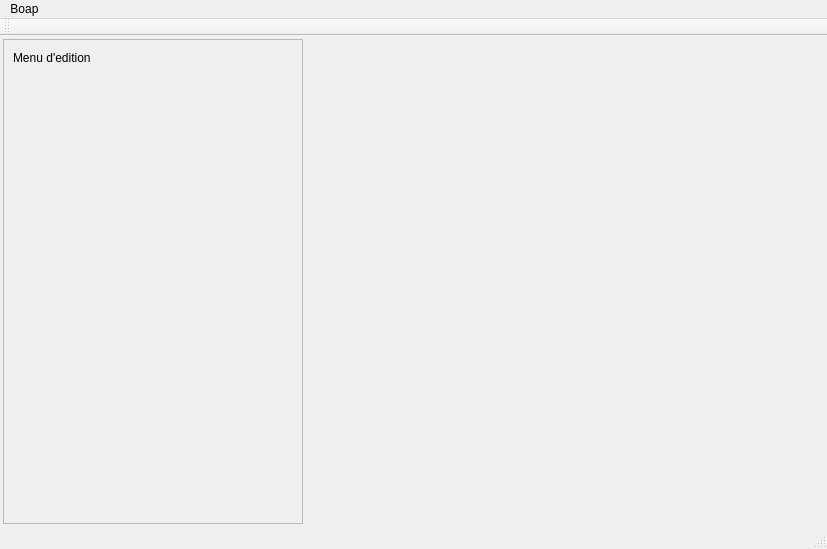
Above: Infographie-TP1/mainwindow.ui from xaqq/scene-editor before the change. Below: the same form after it.
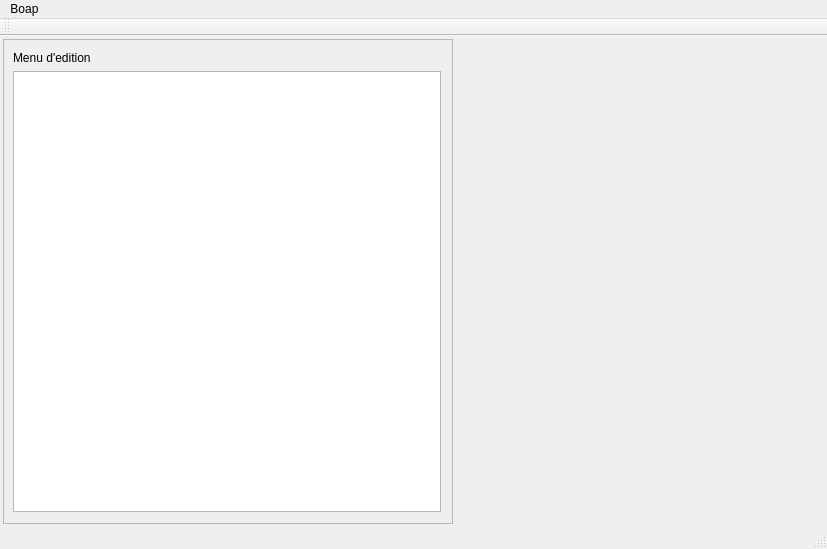
That is the form after the change. Custom widgets are drawn as their Qt base class.

Commit message: * TableView of entity

```diff
--- a/Infographie-TP1/mainwindow.ui
+++ b/Infographie-TP1/mainwindow.ui
@@ -49,7 +49,7 @@
          </property>
          <property name="maximumSize">
           <size>
-           <width>300</width>
+           <width>450</width>
            <height>16777215</height>
           </size>
          </property>
@@ -76,6 +76,22 @@
             </property>
            </widget>
           </item>
+          <item>
+           <widget class="QTableView" name="entityTableView">
+            <property name="enabled">
+             <bool>true</bool>
+            </property>
+            <property name="toolTip">
+             <string>&lt;html&gt;&lt;head/&gt;&lt;body&gt;&lt;p&gt;List of entities in the scene.&lt;/p&gt;&lt;/body&gt;&lt;/html&gt;</string>
+            </property>
+            <property name="frameShape">
+             <enum>QFrame::StyledPanel</enum>
+            </property>
+            <property name="cornerButtonEnabled">
+             <bool>true</bool>
+            </property>
+           </widget>
+          </item>
          </layout>
         </widget>
        </item>
```
The commit also changes 8 other files.
